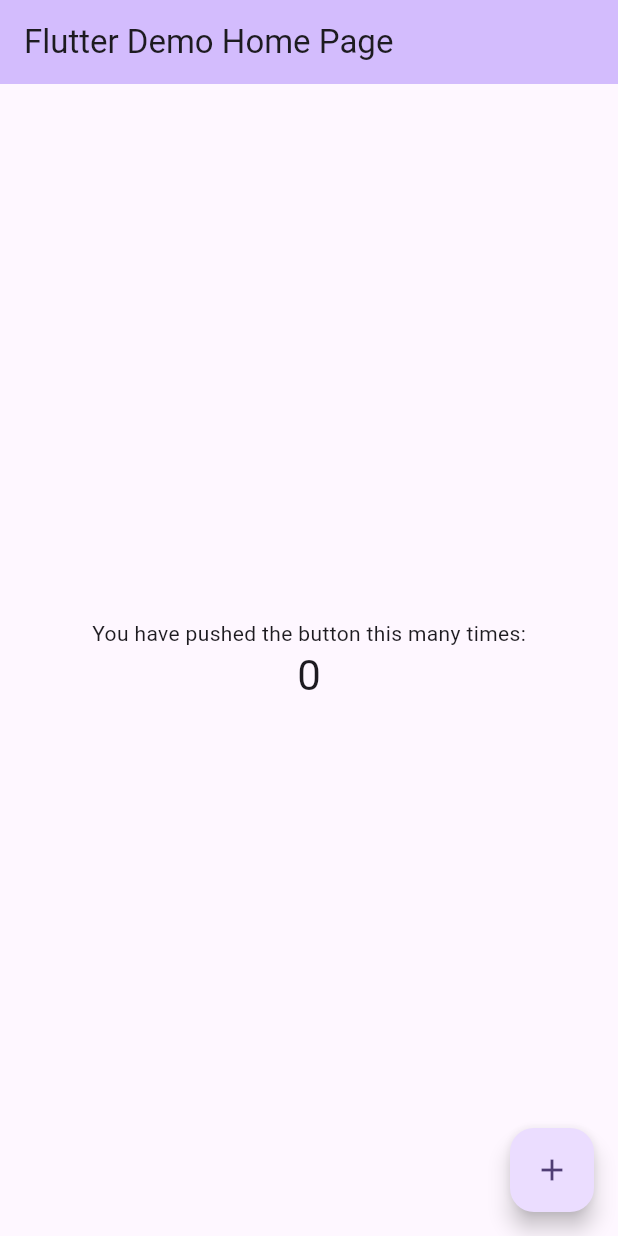
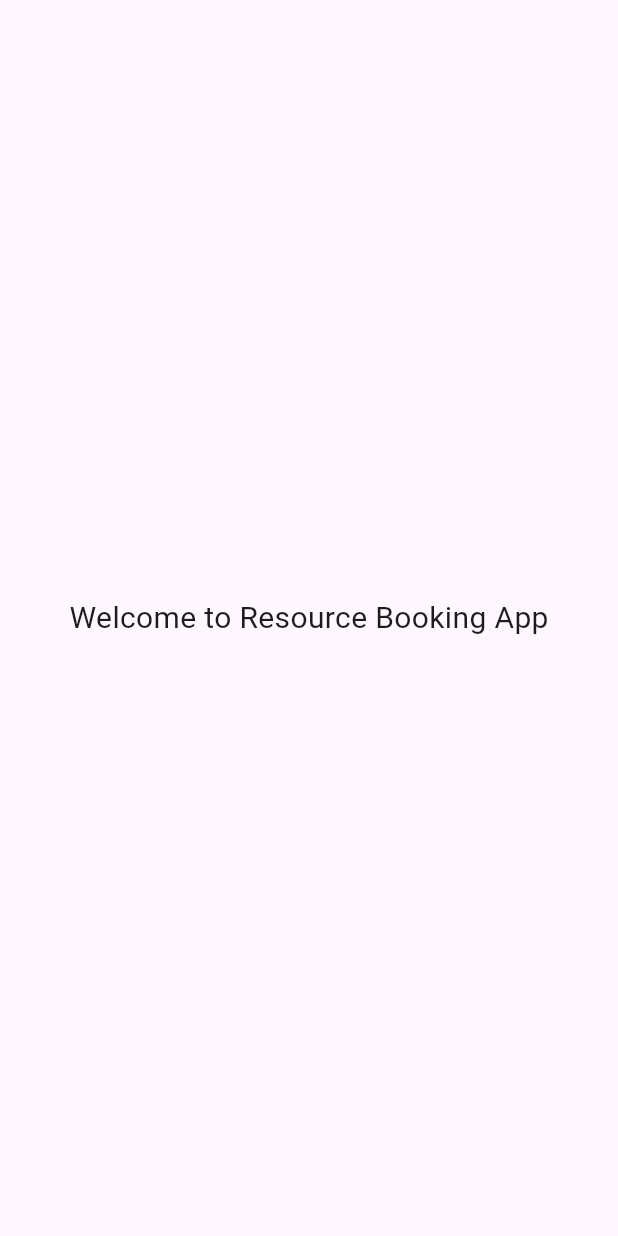
Before and after one commit to aziz6886/-Application-de-r-servation-de-ressources, a Flutter app: the screen it shows after launch, on a phone screen of 412 x 824 dp. Run offline on Flutter 3.47's test engine with Material 3 defaults, Android fonts, the phone set to English and light mode, and no system bars.

Commit message:
2nd commit

```diff
--- a/lib/main.dart
+++ b/lib/main.dart
@@ -10,81 +10,28 @@
   @override
   Widget build(BuildContext context) {
     return MaterialApp(
-      title: 'Flutter Demo',
+      title: 'Resource Booking',
+      debugShowCheckedModeBanner: false,
       theme: ThemeData(
-
-        colorScheme: ColorScheme.fromSeed(seedColor: Colors.deepPurple),
+        primarySwatch: Colors.deepPurple,
       ),
-      home: const MyHomePage(title: 'Flutter Demo Home Page'),
+      home: const PlaceholderStartPage(), // temporary page
     );
   }
 }
 
-class MyHomePage extends StatefulWidget {
-  const MyHomePage({super.key, required this.title});
-
-
-  final String title;
-
-  @override
-  State<MyHomePage> createState() => _MyHomePageState();
-}
-
-class _MyHomePageState extends State<MyHomePage> {
-  int _counter = 0;
-
-  void _incrementCounter() {
-    setState(() {
-
-      _counter++;
-    });
-  }
+class PlaceholderStartPage extends StatelessWidget {
+  const PlaceholderStartPage({super.key});
 
   @override
   Widget build(BuildContext context) {
-
-    return Scaffold(
-      appBar: AppBar(
-        // TRY THIS: Try changing the color here to a specific color (to
-        // Colors.amber, perhaps?) and trigger a hot reload to see the AppBar
-        // change color while the other colors stay the same.
-        backgroundColor: Theme.of(context).colorScheme.inversePrimary,
-        // Here we take the value from the MyHomePage object that was created by
-        // the App.build method, and use it to set our appbar title.
-        title: Text(widget.title),
-      ),
+    return const Scaffold(
       body: Center(
-        // Center is a layout widget. It takes a single child and positions it
-        // in the middle of the parent.
-        child: Column(
-          // Column is also a layout widget. It takes a list of children and
-          // arranges them vertically. By default, it sizes itself to fit its
-          // children horizontally, and tries to be as tall as its parent.
-          //
-          // Column has various properties to control how it sizes itself and
-          // how it positions its children. Here we use mainAxisAlignment to
-          // center the children vertically; the main axis here is the vertical
-          // axis because Columns are vertical (the cross axis would be
-          // horizontal).
-          //
-          // TRY THIS: Invoke "debug painting" (choose the "Toggle Debug Paint"
-          // action in the IDE, or press "p" in the console), to see the
-          // wireframe for each widget.
-          mainAxisAlignment: MainAxisAlignment.center,
-          children: <Widget>[
-            const Text('You have pushed the button this many times:'),
-            Text(
-              '$_counter',
-              style: Theme.of(context).textTheme.headlineMedium,
-            ),
-          ],
+        child: Text(
+          "Welcome to Resource Booking App",
+          style: TextStyle(fontSize: 20),
         ),
       ),
-      floatingActionButton: FloatingActionButton(
-        onPressed: _incrementCounter,
-        tooltip: 'Increment',
-        child: const Icon(Icons.add),
-      ), // This trailing comma makes auto-formatting nicer for build methods.
     );
   }
 }
```
